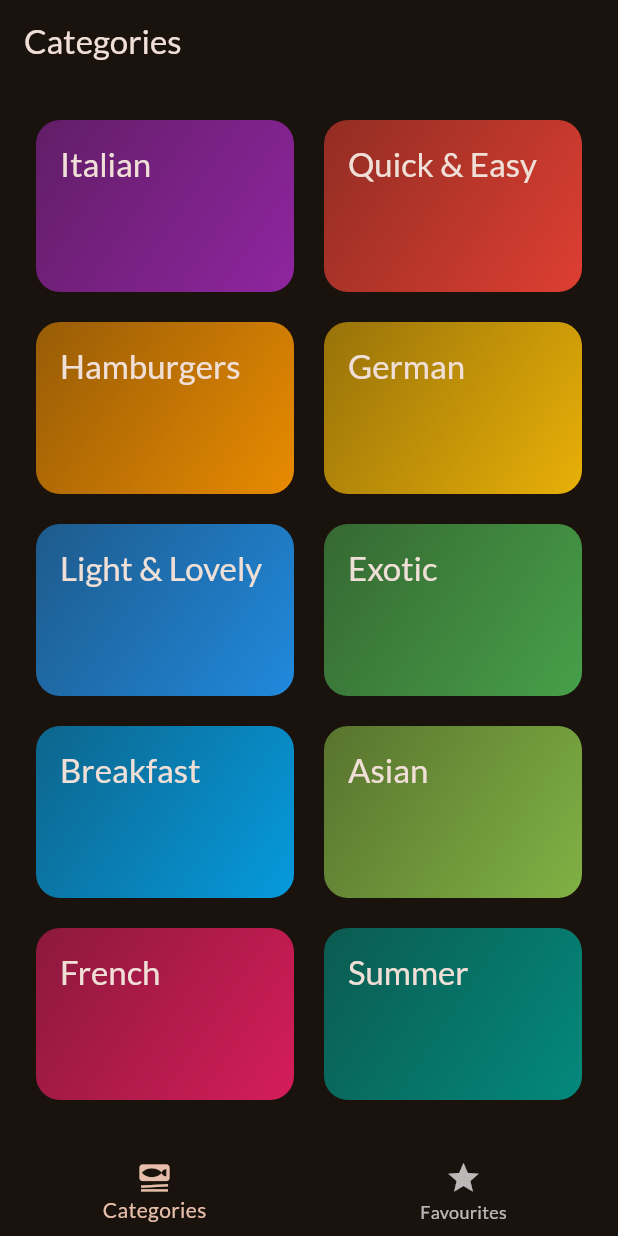
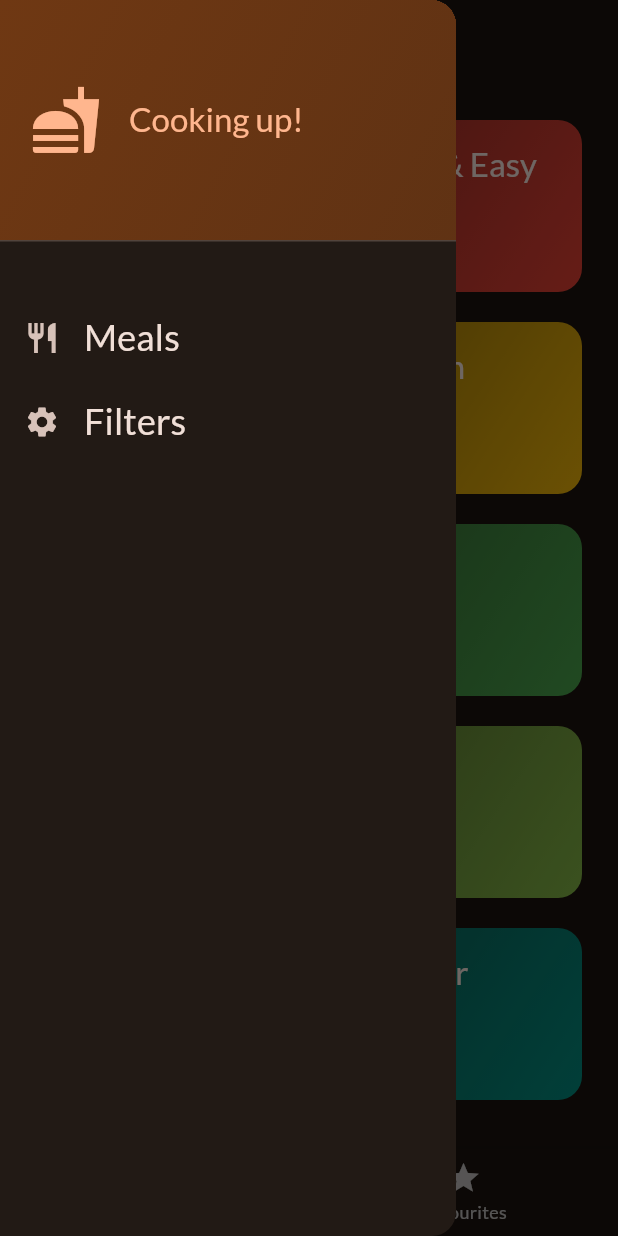
Before and after one commit to emagnu/meals_new, a Flutter app: the screen it shows after launch, with the side drawer open (before the commit the screen has no drawer), on a phone screen of 412 x 824 dp. Run offline on Flutter 3.47's test engine with Material 3 defaults, Android fonts, the phone set to English and light mode, and no system bars; our stand-ins replace flutter_riverpod, google_fonts, transparent_image.

Commit message:
169. Adding a Side Drawer

```diff
--- a/lib/screens/tabs_screen.dart
+++ b/lib/screens/tabs_screen.dart
@@ -3,6 +3,7 @@
 import 'package:flutter/material.dart';
 //  Import FILES
 import '../models/meal.dart';
+import '../widgets /main_drawer.dart';
 import 'categories_screen.dart';
 import 'meals_screen.dart';
 //  //   ///
@@ -65,6 +66,7 @@
       activePageTitle = 'Your favourite meals';
     }
     return Scaffold(
+      drawer: const MainDrawer(),
       appBar: AppBar(
         title: Text(activePageTitle), //('Dynamic ....'),
       ),
--- /dev/null
+++ b/lib/widgets /main_drawer.dart
@@ -0,0 +1,83 @@
+//  //   ///
+//  Import LIBRARIES
+import 'package:flutter/material.dart';
+//  Import FILES
+//  //   ///
+
+class MainDrawer extends StatelessWidget {
+  const MainDrawer({super.key});
+
+  @override
+  Widget build(BuildContext context) {
+    return Drawer(
+        child: Column(
+      children: <Widget>[
+        DrawerHeader(
+          padding: const EdgeInsets.all(20.0),
+          decoration: BoxDecoration(
+            gradient: LinearGradient(
+              colors: <Color>[
+                Theme.of(context).colorScheme.primaryContainer,
+                Theme.of(context).colorScheme.primaryContainer.withOpacity(0.8),
+              ],
+              begin: Alignment.topLeft,
+              end: Alignment.bottomRight,
+            ),
+          ),
+          child: Row(
+            children: <Widget>[
+              Icon(
+                Icons.fastfood,
+                size: 48.0,
+                color: Theme.of(context).colorScheme.primary,
+              ),
+              const SizedBox(width: 18.0),
+              Text(
+                'Cooking up!',
+                style: Theme.of(context).textTheme.titleLarge!.copyWith(
+                      color: Theme.of(context).colorScheme.primary,
+                      // fontSize: 24.0,
+                    ),
+              ),
+            ],
+          ),
+        ),
+        const SizedBox(height: 28.0),
+        ListTile(
+          leading: const Icon(Icons.restaurant),
+          title: Text(
+            'Meals',
+            style: Theme.of(context).textTheme.titleSmall!.copyWith(
+                  color: Theme.of(context).colorScheme.onSurface,
+                  fontSize: 24.0,
+                ),
+          ),
+          onTap: () {
+            // Navigator.of(context).push(
+            //   MaterialPageRoute(
+            //     builder: (context) => const CategoriesScreen(),
+            //   ),
+            // );
+          },
+        ),
+        ListTile(
+          leading: const Icon(Icons.settings),
+          title: Text(
+            'Filters',
+            style: Theme.of(context).textTheme.titleSmall!.copyWith(
+                  color: Theme.of(context).colorScheme.onSurface,
+                  fontSize: 24.0,
+                ),
+          ),
+          onTap: () {
+            // Navigator.of(context).push(
+            //   MaterialPageRoute(
+            //     builder: (context) => const CategoriesScreen(),
+            //   ),
+            // );
+          },
+        ),
+      ],
+    ));
+  }
+}
```
